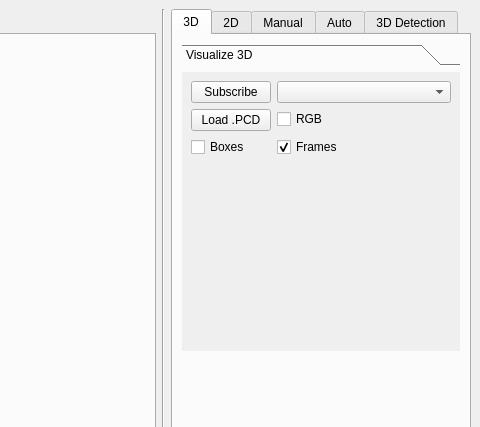
This is ui/main_window.ui in bj0rkedal/agilus_master_project as Qt 5 draws it before an edit; both pictures show x 483 to 963 and y 0 to 427 of the 963 by 700 pixel window. The edited form follows.
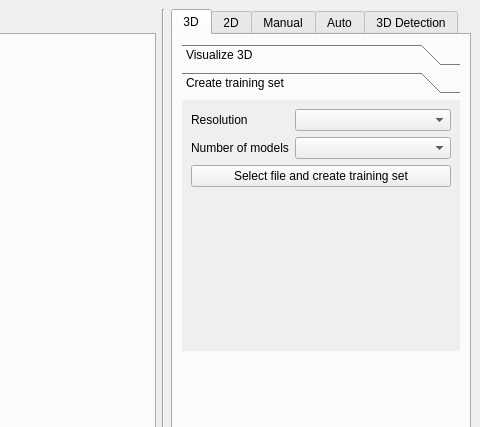
This is the edited form. The open tabs and pages were chosen to show the change. Icons and pictures are not drawn.

Commit message: added functionality to create training sets

The edit to the form file:
```diff
--- a/ui/main_window.ui
+++ b/ui/main_window.ui
@@ -53,7 +53,7 @@
            </sizepolicy>
           </property>
           <property name="currentIndex">
-           <number>0</number>
+           <number>1</number>
           </property>
           <widget class="QWidget" name="settingVisualize3D">
            <property name="geometry">
@@ -61,7 +61,7 @@
              <x>0</x>
              <y>0</y>
              <width>278</width>
-             <height>271</height>
+             <height>240</height>
             </rect>
            </property>
            <property name="sizePolicy">
@@ -120,6 +120,40 @@
             </item>
            </layout>
           </widget>
+          <widget class="QWidget" name="create_training_set">
+           <attribute name="label">
+            <string>Create training set</string>
+           </attribute>
+           <layout class="QFormLayout" name="formLayout_7">
+            <item row="0" column="0">
+             <widget class="QLabel" name="label_22">
+              <property name="text">
+               <string>Resolution</string>
+              </property>
+             </widget>
+            </item>
+            <item row="0" column="1">
+             <widget class="QComboBox" name="resolution_combobox"/>
+            </item>
+            <item row="1" column="0">
+             <widget class="QLabel" name="label_23">
+              <property name="text">
+               <string>Number of models</string>
+              </property>
+             </widget>
+            </item>
+            <item row="1" column="1">
+             <widget class="QComboBox" name="tesselation_level_combobox"/>
+            </item>
+            <item row="2" column="0" colspan="2">
+             <widget class="QPushButton" name="create_training_set_button">
+              <property name="text">
+               <string>Select file and create training set</string>
+              </property>
+             </widget>
+            </item>
+           </layout>
+          </widget>
          </widget>
         </item>
         <item>
```
Left out of the diff: 4 changed lines with no effect on the pictures. The commit also changes 2 other files.
